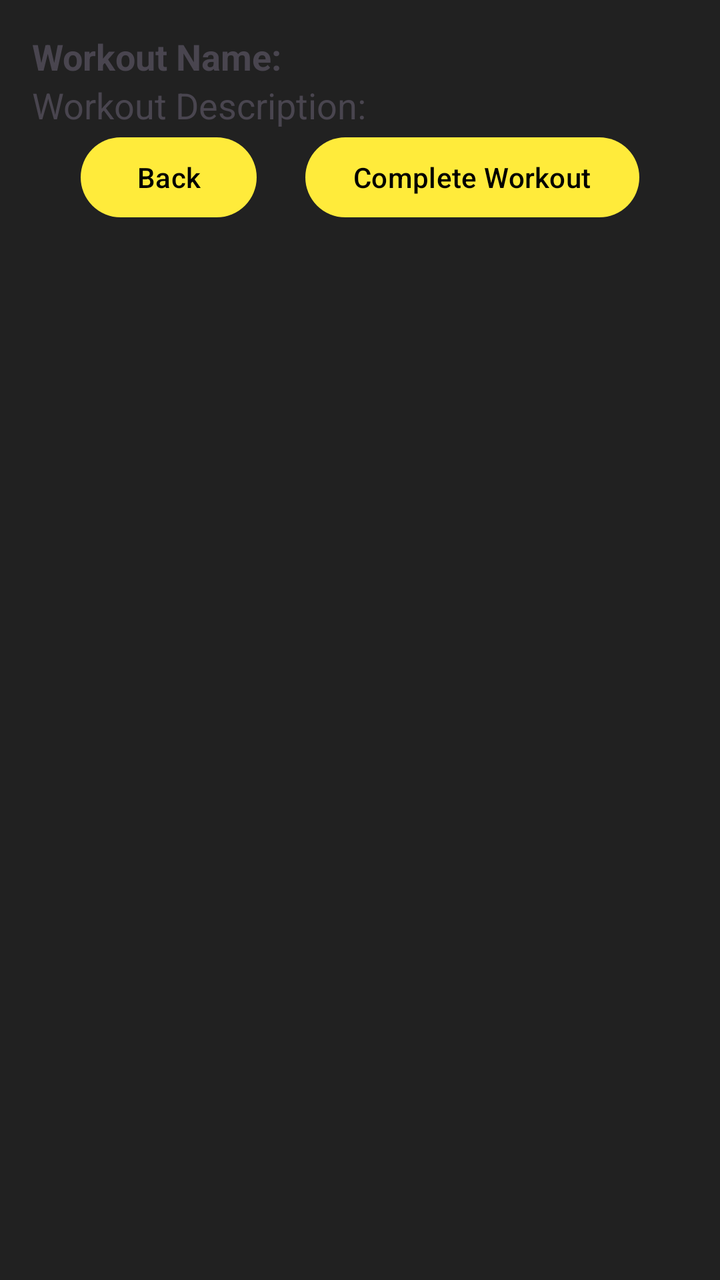
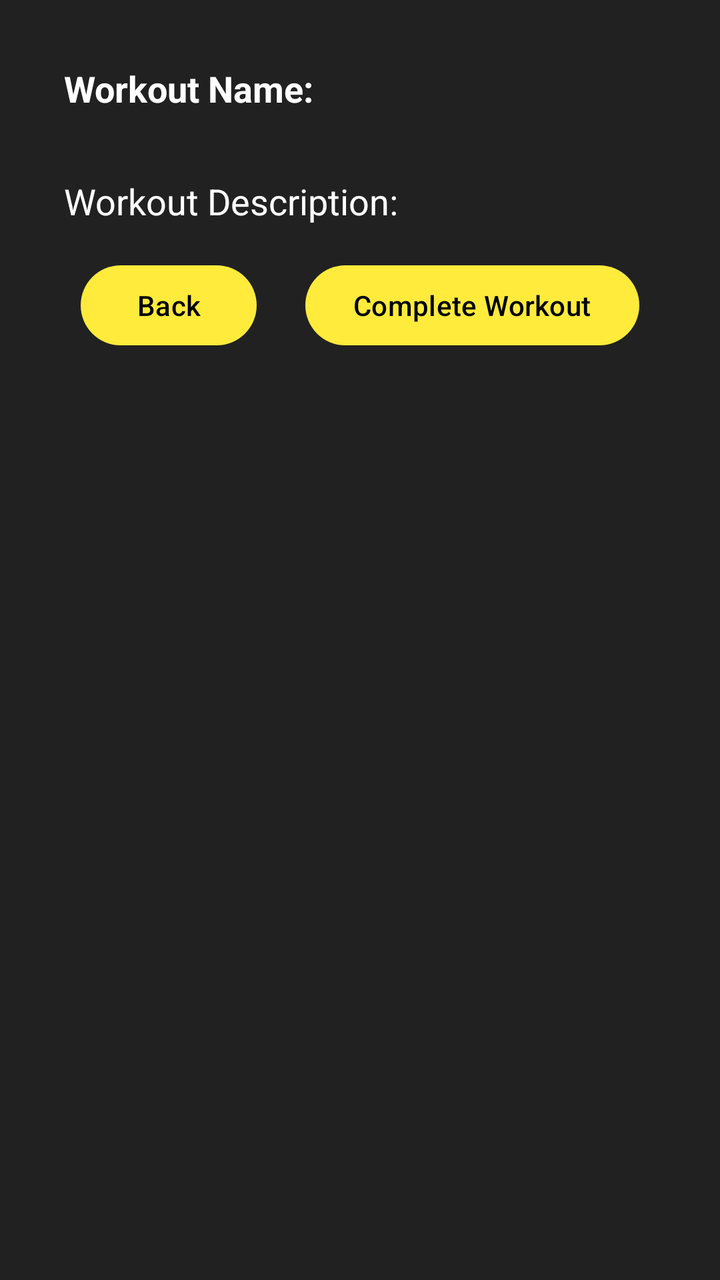

Two renders of the same Android screen: before a commit and after it. Below are the layout's source before the change and the commit's diff.
<!-- AndroidManifest.xml: application theme Theme.MyFit -->
<!-- res/layout/fragment_workout_detail.xml -->
<?xml version="1.0" encoding="utf-8"?>
<androidx.constraintlayout.widget.ConstraintLayout xmlns:android="http://schemas.android.com/apk/res/android"
    android:layout_width="match_parent"
    android:layout_height="match_parent"
    xmlns:app="http://schemas.android.com/apk/res-auto"
    android:orientation="vertical"
    android:padding="16dp">

    
    <TextView
        android:id="@+id/workoutName"
        android:layout_width="match_parent"
        android:layout_height="wrap_content"
        app:layout_constraintStart_toStartOf="parent"
        app:layout_constraintEnd_toEndOf="parent"
        app:layout_constraintTop_toTopOf="parent"
        android:textSize="@dimen/text_size_h2"
        android:textStyle="bold"
        android:text="@string/workout_name" />

    
    <TextView
        android:id="@+id/workoutDesc"
        android:layout_width="match_parent"
        android:layout_height="wrap_content"
        app:layout_constraintTop_toBottomOf="@id/workoutName"
        app:layout_constraintStart_toStartOf="parent"
        app:layout_constraintEnd_toEndOf="parent"
        android:textSize="@dimen/text_size_h2"
        android:text="@string/workout_desc"
        android:layout_marginBottom="@dimen/fragment_padding"/>

    
    <androidx.recyclerview.widget.RecyclerView
        android:id="@+id/exerciseRecycler"
        app:layout_constraintTop_toBottomOf="@id/workoutDesc"
        app:layout_constraintStart_toStartOf="parent"
        app:layout_constraintEnd_toEndOf="parent"
        android:layout_width="match_parent"
        android:layout_height="0dp" />

    
    <Button
        android:id="@+id/btnCompleteWorkout"
        android:layout_width="wrap_content"
        android:layout_height="wrap_content"
        app:layout_constraintTop_toBottomOf="@id/exerciseRecycler"
        app:layout_constraintEnd_toEndOf="parent"
        app:layout_constraintStart_toEndOf="@id/btnBack"

        android:text="@string/complete_workout"/>

    <Button
        android:id="@+id/btnBack"
        android:layout_width="wrap_content"
        android:layout_height="wrap_content"
        app:layout_constraintTop_toBottomOf="@id/exerciseRecycler"
        app:layout_constraintStart_toStartOf="parent"
        app:layout_constraintEnd_toStartOf="@id/btnCompleteWorkout"
        android:text="@string/back"/>

</androidx.constraintlayout.widget.ConstraintLayout>
<!-- resources referenced by this layout -->
<resources>
  <dimen name="fragment_padding">16dp</dimen>
  <dimen name="text_size_h2">18sp</dimen>
  <string name="back">Back</string>
  <string name="complete_workout">Complete Workout</string>
  <string name="workout_desc">Workout Description: </string>
  <string name="workout_name">Workout Name: </string>
  <style name="Theme.MyFit" parent="Base.Theme.MyFit" />
  <style name="Base.Theme.MyFit" parent="Theme.Material3.DayNight.NoActionBar">
  
          
          <item name="colorPrimary">@color/yellowAccent</item>
          <item name="colorPrimaryVariant">@color/yellowAccentDark</item>
          <item name="colorOnPrimary">@android:color/black</item>
  
          
          <item name="android:windowBackground">@color/darkGreyBackground</item>
  
          
          <item name="colorSecondary">@color/yellowAccent</item>
          <item name="colorOnSecondary">@android:color/black</item>
  
          
          <item name="android:textColorPrimary">@android:color/white</item>
          <item name="android:textColorSecondary">@android:color/darker_gray</item>
  
      </style>
  <color name="yellowAccent">#FFEB3B</color>
  <color name="yellowAccentDark">#FBC02D</color>
  <color name="darkGreyBackground">#212121</color>
</resources>

<!-- the commit's change to res/layout/fragment_workout_detail.xml (unified diff, before → after) -->
@@ -5,6 +5,8 @@
     xmlns:app="http://schemas.android.com/apk/res-auto"
     android:orientation="vertical"
     android:padding="16dp">
+
+
 
     
     <TextView
@@ -14,7 +16,9 @@
         app:layout_constraintStart_toStartOf="parent"
         app:layout_constraintEnd_toEndOf="parent"
         app:layout_constraintTop_toTopOf="parent"
+        android:padding="@dimen/fragment_padding"
         android:textSize="@dimen/text_size_h2"
+        android:textColor="@color/white"
         android:textStyle="bold"
         android:text="@string/workout_name" />
 
@@ -23,9 +27,11 @@
         android:id="@+id/workoutDesc"
         android:layout_width="match_parent"
         android:layout_height="wrap_content"
+        android:padding="@dimen/fragment_padding"
         app:layout_constraintTop_toBottomOf="@id/workoutName"
         app:layout_constraintStart_toStartOf="parent"
         app:layout_constraintEnd_toEndOf="parent"
+        android:textColor="@color/white"
         android:textSize="@dimen/text_size_h2"
         android:text="@string/workout_desc"
         android:layout_marginBottom="@dimen/fragment_padding"/>
<!-- resource entries referenced after the edit -->
@@ -1,5 +1,6 @@
 <!-- resources referenced by this layout -->
 <resources>
+  <color name="white">#FFFFFFFF</color>
   <dimen name="fragment_padding">16dp</dimen>
   <dimen name="text_size_h2">18sp</dimen>
   <string name="back">Back</string>
@@ -25,9 +26,16 @@
           <item name="android:textColorPrimary">@android:color/white</item>
           <item name="android:textColorSecondary">@android:color/darker_gray</item>
   
+          <item name="popupMenuStyle">@style/MyPopupMenu</item>
+  
       </style>
   <color name="yellowAccent">#FFEB3B</color>
   <color name="yellowAccentDark">#FBC02D</color>
   <color name="darkGreyBackground">#212121</color>
+  <style name="MyPopupMenu" parent="@style/Widget.MaterialComponents.PopupMenu.Overflow">
+          <item name="android:popupBackground">@color/darkGreyBackground</item>
+          <item name="android:textColor">@color/white</item>
+          <item name="android:itemBackground">?attr/selectableItemBackgroundBorderless</item>
+      </style>
 </resources>
 
